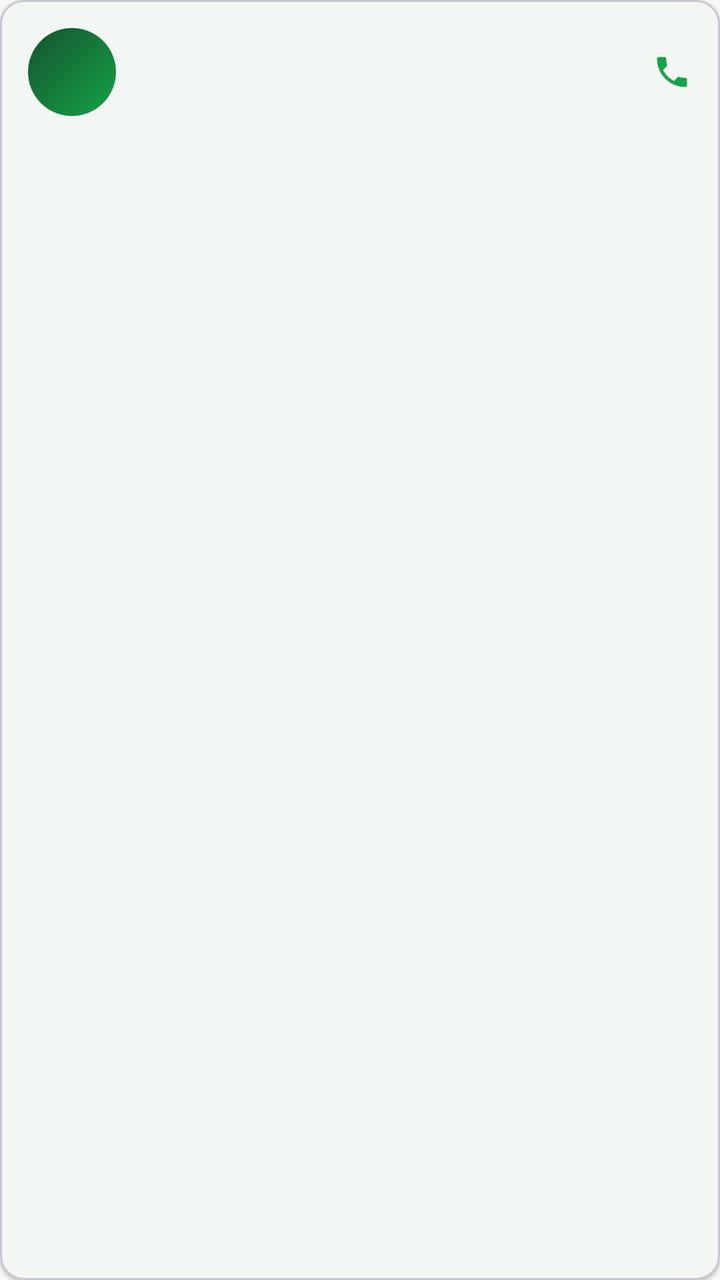
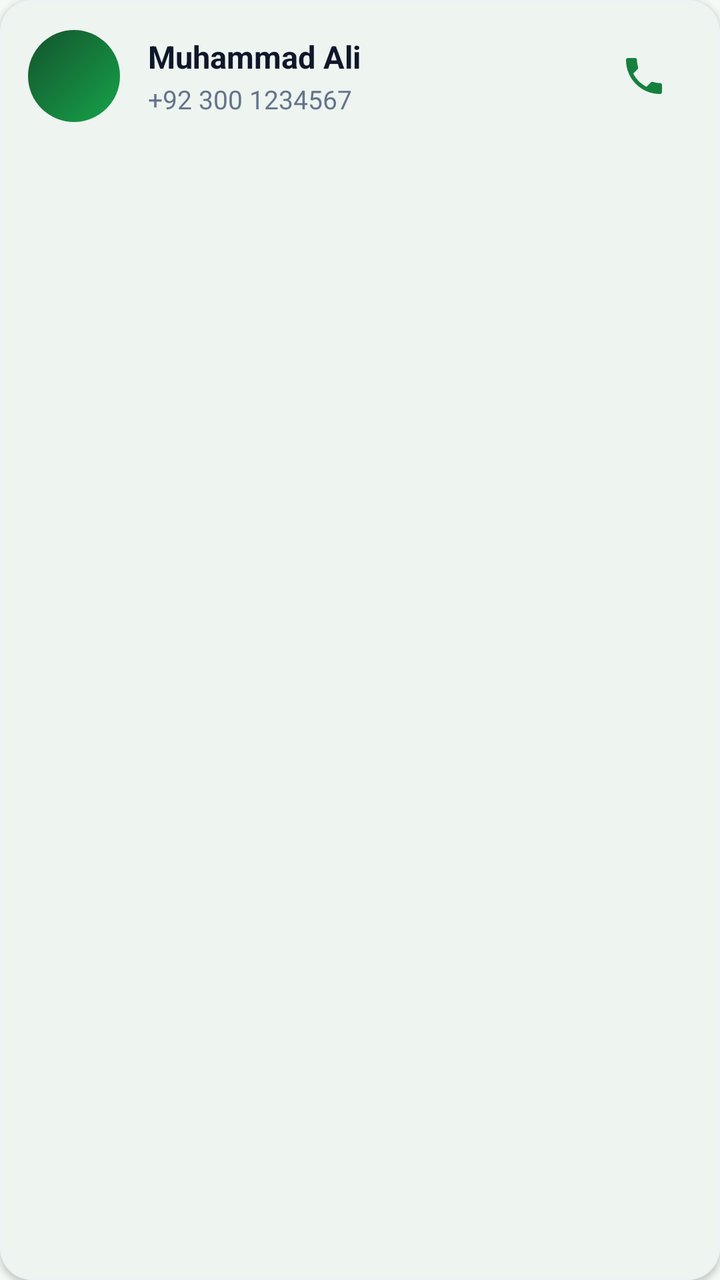

The first picture is an Android layout as it rendered before a commit; the second is the same layout after the commit. The layout source and the unified diff follow.
<!-- AndroidManifest.xml: application theme Theme.MobileShopkeeper -->
<!-- res/layout/item_customer.xml -->
<?xml version="1.0" encoding="utf-8"?>
<com.google.android.material.card.MaterialCardView
    xmlns:android="http://schemas.android.com/apk/res/android"
    xmlns:app="http://schemas.android.com/apk/res-auto"
    android:layout_width="match_parent" android:layout_height="wrap_content"
    android:layout_marginBottom="8dp"
    app:cardCornerRadius="12dp" app:cardElevation="1dp">

    <LinearLayout android:layout_width="match_parent" android:layout_height="wrap_content"
        android:orientation="horizontal" android:gravity="center_vertical" android:padding="14dp">

        <TextView android:id="@+id/tvInitials" android:layout_width="44dp" android:layout_height="44dp"
            android:gravity="center" android:textStyle="bold" android:textSize="18sp"
            android:textColor="@color/white" android:background="@drawable/bg_circle_green"/>

        <LinearLayout android:layout_width="0dp" android:layout_height="wrap_content"
            android:layout_weight="1" android:orientation="vertical" android:layout_marginStart="12dp">
            <TextView android:id="@+id/tvName" android:layout_width="wrap_content"
                android:layout_height="wrap_content" android:textStyle="bold" android:textSize="15sp"/>
            <TextView android:id="@+id/tvPhone" android:layout_width="wrap_content"
                android:layout_height="wrap_content" android:textSize="13sp"
                android:textColor="@color/text_secondary"/>
        </LinearLayout>

        
        <TextView android:id="@+id/tvAging" android:layout_width="wrap_content"
            android:layout_height="wrap_content" android:textSize="12sp"
            android:textStyle="bold" android:layout_marginEnd="12dp"
            android:visibility="gone"/>
<ImageView android:layout_width="20dp" android:layout_height="20dp"
            android:src="@drawable/ic_call" app:tint="@color/green_600"/>
    </LinearLayout>
</com.google.android.material.card.MaterialCardView>
<!-- resources referenced by this layout -->
<resources>
  <color name="green_600">#16A34A</color>
  <color name="text_secondary">#5F7166</color>
  <color name="white">#FFFFFF</color>
  <!-- drawable bg_circle_green (drawable) -->
  <?xml version="1.0" encoding="utf-8"?>
  <shape xmlns:android="http://schemas.android.com/apk/res/android" android:shape="oval">
      <gradient
          android:angle="135"
          android:startColor="@color/green_600"
          android:endColor="@color/green_900"/>
  </shape>
  <!-- drawable ic_call (drawable) -->
  <vector xmlns:android="http://schemas.android.com/apk/res/android" android:width="24dp" android:height="24dp" android:viewportWidth="24" android:viewportHeight="24"><path android:fillColor="#16A34A" android:pathData="M6.62,10.79c1.44,2.83 3.76,5.14 6.59,6.59l2.2,-2.2c0.27,-0.27 0.67,-0.36 1.02,-0.24 1.12,0.37 2.33,0.57 3.57,0.57 0.55,0 1,0.45 1,1V20c0,0.55 -0.45,1 -1,1 -9.39,0 -17,-7.61 -17,-17 0,-0.55 0.45,-1 1,-1h3.5c0.55,0 1,0.45 1,1 0,1.25 0.2,2.45 0.57,3.57 0.11,0.35 0.03,0.74 -0.25,1.02l-2.2,2.2z"/></vector>
  <color name="green_900">#14532D</color>
  <color name="green_800">#166534</color>
  <color name="green_100">#DCFCE7</color>
  <color name="surface">#FFFFFF</color>
  <color name="text_primary">#1A2E22</color>
  <color name="background_light">#F6FAF7</color>
  <color name="error">#DC2626</color>
  <style name="Shape.MobileShop.Medium" parent="ShapeAppearance.Material3.MediumComponent">
          <item name="cornerSize">14dp</item>
      </style>
  <style name="Widget.MobileShop.Button" parent="Widget.Material3.Button">
          <item name="cornerRadius">14dp</item>
          <item name="android:textAllCaps">false</item>
          <item name="android:paddingTop">14dp</item>
          <item name="android:paddingBottom">14dp</item>
          <item name="android:textStyle">bold</item>
      </style>
  <style name="Widget.MobileShop.TextInput" parent="Widget.Material3.TextInputLayout.OutlinedBox">
          <item name="boxCornerRadiusTopStart">14dp</item>
          <item name="boxCornerRadiusTopEnd">14dp</item>
          <item name="boxCornerRadiusBottomStart">14dp</item>
          <item name="boxCornerRadiusBottomEnd">14dp</item>
          <item name="boxStrokeColor">@color/selector_input_stroke</item>
      </style>
  <style name="WindowAnimations">
          <item name="android:activityOpenEnterAnimation">@android:anim/fade_in</item>
          <item name="android:activityOpenExitAnimation">@android:anim/fade_out</item>
          <item name="android:activityCloseEnterAnimation">@android:anim/fade_in</item>
          <item name="android:activityCloseExitAnimation">@android:anim/fade_out</item>
      </style>
  <!-- unchanged entries left out for length: 1 -->
</resources>

<!-- the commit's change to res/layout/item_customer.xml (unified diff, before → after) -->
@@ -2,32 +2,80 @@
 <com.google.android.material.card.MaterialCardView
     xmlns:android="http://schemas.android.com/apk/res/android"
     xmlns:app="http://schemas.android.com/apk/res-auto"
-    android:layout_width="match_parent" android:layout_height="wrap_content"
-    android:layout_marginBottom="8dp"
-    app:cardCornerRadius="12dp" app:cardElevation="1dp">
+    android:layout_width="match_parent"
+    android:layout_height="wrap_content"
+    android:layout_marginBottom="10dp"
+    app:cardCornerRadius="16dp"
+    app:cardElevation="2dp"
+    app:strokeWidth="1dp"
+    app:strokeColor="#EDF2F7"
+    app:cardBackgroundColor="@color/white">
 
-    <LinearLayout android:layout_width="match_parent" android:layout_height="wrap_content"
-        android:orientation="horizontal" android:gravity="center_vertical" android:padding="14dp">
+    <LinearLayout
+        android:layout_width="match_parent"
+        android:layout_height="wrap_content"
+        android:orientation="horizontal"
+        android:gravity="center_vertical"
+        android:padding="14dp">
 
-        <TextView android:id="@+id/tvInitials" android:layout_width="44dp" android:layout_height="44dp"
-            android:gravity="center" android:textStyle="bold" android:textSize="18sp"
-            android:textColor="@color/white" android:background="@drawable/bg_circle_green"/>
+        <TextView
+            android:id="@+id/tvInitials"
+            android:layout_width="46dp"
+            android:layout_height="46dp"
+            android:gravity="center"
+            android:textStyle="bold"
+            android:textSize="18sp"
+            android:textColor="@color/white"
+            android:background="@drawable/bg_circle_green"/>
 
-        <LinearLayout android:layout_width="0dp" android:layout_height="wrap_content"
-            android:layout_weight="1" android:orientation="vertical" android:layout_marginStart="12dp">
-            <TextView android:id="@+id/tvName" android:layout_width="wrap_content"
-                android:layout_height="wrap_content" android:textStyle="bold" android:textSize="15sp"/>
-            <TextView android:id="@+id/tvPhone" android:layout_width="wrap_content"
-                android:layout_height="wrap_content" android:textSize="13sp"
-                android:textColor="@color/text_secondary"/>
+        <LinearLayout
+            android:layout_width="0dp"
+            android:layout_height="wrap_content"
+            android:layout_weight="1"
+            android:orientation="vertical"
+            android:layout_marginStart="14dp">
+
+            <TextView
+                android:id="@+id/tvName"
+                android:layout_width="wrap_content"
+                android:layout_height="wrap_content"
+                android:text="Muhammad Ali"
+                android:textStyle="bold"
+                android:textSize="15.5sp"
+                android:textColor="#0F172A"
+                android:maxLines="1"
+                android:ellipsize="end"/>
+
+            <TextView
+                android:id="@+id/tvPhone"
+                android:layout_width="wrap_content"
+                android:layout_height="wrap_content"
+                android:text="+92 300 1234567"
+                android:textSize="13sp"
+                android:textColor="#64748B"
+                android:layout_marginTop="2dp"/>
         </LinearLayout>
 
-        
-        <TextView android:id="@+id/tvAging" android:layout_width="wrap_content"
-            android:layout_height="wrap_content" android:textSize="12sp"
-            android:textStyle="bold" android:layout_marginEnd="12dp"
+        <TextView
+            android:id="@+id/tvAging"
+            android:layout_width="wrap_content"
+            android:layout_height="wrap_content"
+            android:textSize="11sp"
+            android:textStyle="bold"
+            android:paddingHorizontal="8dp"
+            android:paddingVertical="4dp"
+            android:background="@drawable/bg_pill_white_10"
+            android:backgroundTint="#FEE2E2"
+            android:layout_marginEnd="8dp"
             android:visibility="gone"/>
-<ImageView android:layout_width="20dp" android:layout_height="20dp"
-            android:src="@drawable/ic_call" app:tint="@color/green_600"/>
+
+        <ImageButton
+            android:id="@+id/btnCall"
+            android:layout_width="48dp"
+            android:layout_height="48dp"
+            android:background="?attr/selectableItemBackgroundBorderless"
+            android:src="@drawable/ic_call"
+            app:tint="@color/green_700"
+            android:contentDescription="Call Customer"/>
     </LinearLayout>
 </com.google.android.material.card.MaterialCardView>
<!-- resource entries referenced after the edit -->
@@ -1,7 +1,7 @@
 <!-- resources referenced by this layout -->
 <resources>
+  <color name="green_700">#15803D</color>
   <color name="green_600">#16A34A</color>
-  <color name="text_secondary">#5F7166</color>
   <color name="white">#FFFFFF</color>
   <!-- drawable bg_circle_green (drawable) -->
   <?xml version="1.0" encoding="utf-8"?>
@@ -10,6 +10,12 @@
           android:angle="135"
           android:startColor="@color/green_600"
           android:endColor="@color/green_900"/>
+  </shape>
+  <!-- drawable bg_pill_white_10 (drawable) -->
+  <?xml version="1.0" encoding="utf-8"?>
+  <shape xmlns:android="http://schemas.android.com/apk/res/android" android:shape="rectangle">
+      <solid android:color="#1AFFFFFF"/>
+      <corners android:radius="24dp"/>
   </shape>
   <!-- drawable ic_call (drawable) -->
   <vector xmlns:android="http://schemas.android.com/apk/res/android" android:width="24dp" android:height="24dp" android:viewportWidth="24" android:viewportHeight="24"><path android:fillColor="#16A34A" android:pathData="M6.62,10.79c1.44,2.83 3.76,5.14 6.59,6.59l2.2,-2.2c0.27,-0.27 0.67,-0.36 1.02,-0.24 1.12,0.37 2.33,0.57 3.57,0.57 0.55,0 1,0.45 1,1V20c0,0.55 -0.45,1 -1,1 -9.39,0 -17,-7.61 -17,-17 0,-0.55 0.45,-1 1,-1h3.5c0.55,0 1,0.45 1,1 0,1.25 0.2,2.45 0.57,3.57 0.11,0.35 0.03,0.74 -0.25,1.02l-2.2,2.2z"/></vector>
